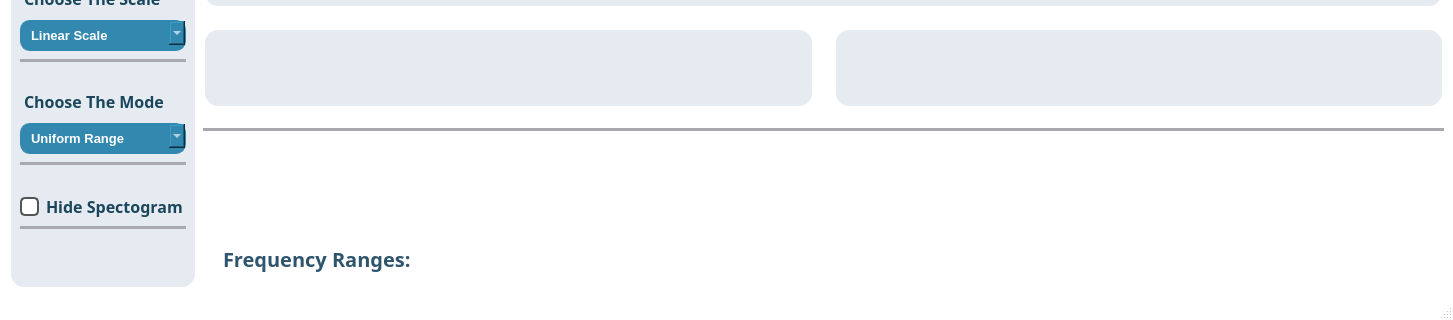
Before: the Qt Designer form SignalEqualizer.ui in DSP-Projects/Signal_Equalizer, drawn with Qt 5; both pictures show x 0 to 1453 and y 266 to 586 of the 1453 by 586 pixel window.
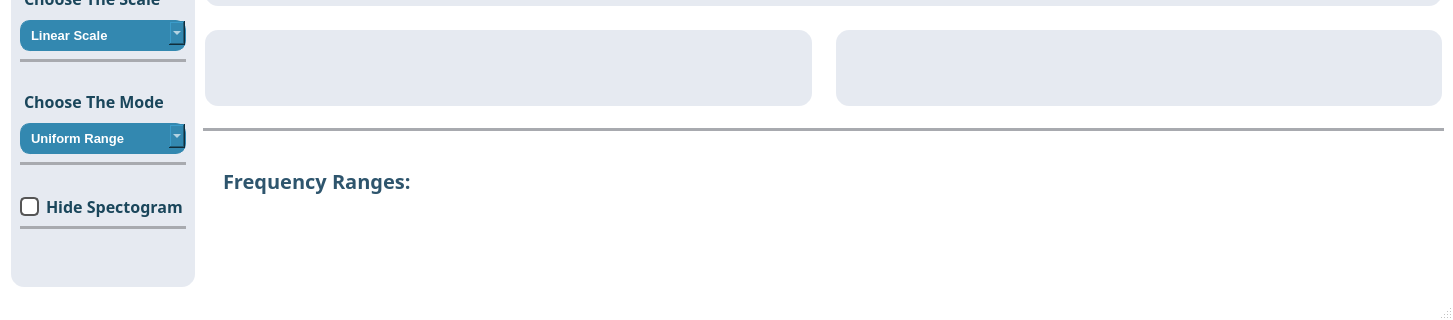
After: the same form once the commit is applied. Icons and pictures are not drawn. Custom widgets are drawn as their Qt base class.

What changed in the file:
```diff
--- a/SignalEqualizer.ui
+++ b/SignalEqualizer.ui
@@ -710,12 +710,12 @@
        </widget>
       </item>
       <item>
-       <layout class="QVBoxLayout" name="verticalGraphs_4" stretch="0,0">
+       <layout class="QVBoxLayout" name="verticalGraphs_4" stretch="0">
         <property name="spacing">
          <number>20</number>
         </property>
         <item>
-         <layout class="QVBoxLayout" name="verticalLayout_18" stretch="0,0,0,0,0,0">
+         <layout class="QVBoxLayout" name="verticalLayout_18" stretch="0,0,0,0,0,0,0">
           <property name="spacing">
            <number>20</number>
           </property>
@@ -1189,24 +1189,6 @@
            </widget>
           </item>
           <item>
-           <spacer name="verticalSpacer_6">
-            <property name="orientation">
-             <enum>Qt::Vertical</enum>
-            </property>
-            <property name="sizeType">
-             <enum>QSizePolicy::Maximum</enum>
-            </property>
-            <property name="sizeHint" stdset="0">
-             <size>
-              <width>20</width>
-              <height>78</height>
-             </size>
-            </property>
-           </spacer>
-          </item>
-         </layout>
-        </item>
-        <item>
          <widget class="QWidget" name="slidersWidget" native="true">
           <property name="styleSheet">
            <string notr="true">background: rgba(74, 74, 74, 0);
@@ -1243,6 +1225,24 @@
            </item>
           </layout>
          </widget>
+          </item>
+          <item>
+           <spacer name="verticalSpacer_6">
+            <property name="orientation">
+             <enum>Qt::Vertical</enum>
+            </property>
+            <property name="sizeType">
+             <enum>QSizePolicy::Maximum</enum>
+            </property>
+            <property name="sizeHint" stdset="0">
+             <size>
+              <width>20</width>
+              <height>78</height>
+             </size>
+            </property>
+           </spacer>
+          </item>
+         </layout>
         </item>
        </layout>
       </item>
```
Left out of the diff: 24 changed lines with no effect on the pictures. Lines whose indentation alone changed are shown as unchanged.
